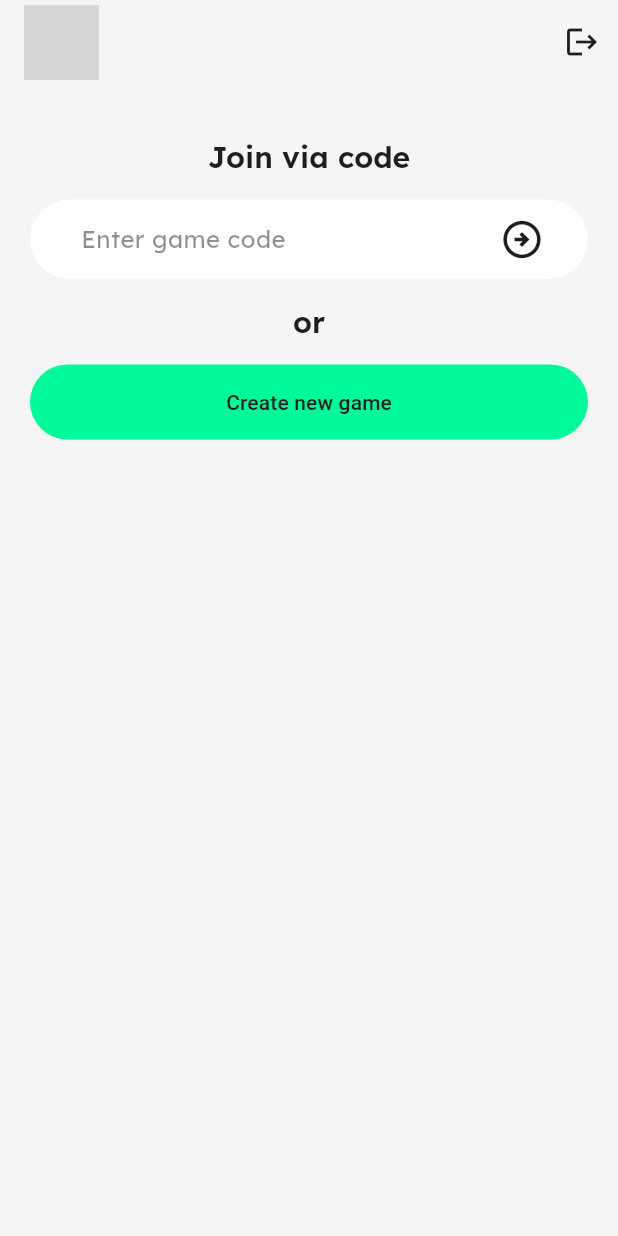
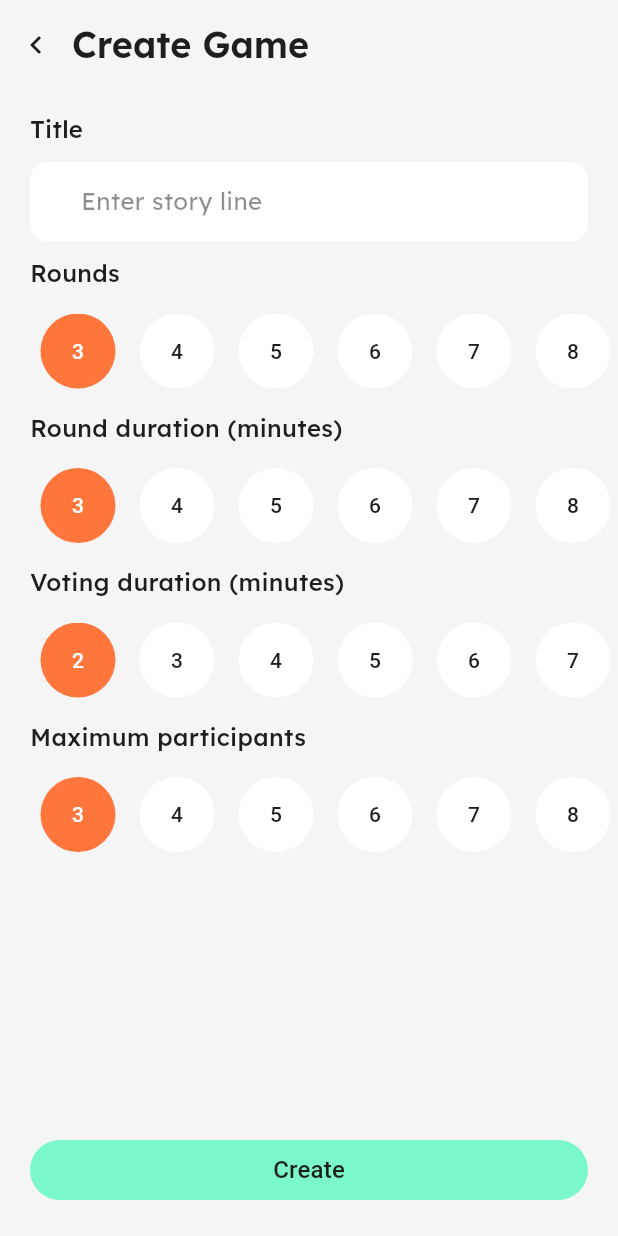
Before and after one commit to trillionclues/chronicle-client, a Flutter app: the HomePage screen opened by its route, after a tap on "Create new game", on a phone screen of 412 x 824 dp. Run offline on Flutter 3.47's test engine with Material 3 defaults, Android fonts, the phone set to English and light mode, and no system bars; our stand-ins replace dio, equatable, firebase_auth, firebase_core, flutter_bloc, flutter_dotenv and 6 more; missing offline and left inert: dart:ffi; accounts and stored records are empty; network calls fail; grey boxes are pictures that could not be loaded.

Commit message:
complete create game and init gameCode

```diff
--- a/lib/core/failure/failure.dart
+++ b/lib/core/failure/failure.dart
@@ -8,3 +8,7 @@ abstract class Failure {
 class AuthFailure extends Failure {
   AuthFailure({required super.message});
 }
+
+class CreateGameFailure extends Failure {
+  CreateGameFailure({required super.message});
+}
--- a/lib/core/router/app_router.dart
+++ b/lib/core/router/app_router.dart
@@ -1,4 +1,5 @@
 import 'package:chronicle/features/auth/presentation/pages/auth_page.dart';
+import 'package:chronicle/features/create_game/presentation/page/create_game_page.dart';
 import 'package:chronicle/features/home/presentation/page/home_page.dart';
 import 'package:chronicle/splash_page.dart';
 import 'package:go_router/go_router.dart';
@@ -20,6 +21,12 @@ class AppRouter {
       builder: (context, state) {
         return HomePage();
       },
+    ),
+    GoRoute(
+      path: CreateGamePage.route,
+      builder: (context, state) {
+        return CreateGamePage();
+      },
     )
   ]);
 }
--- a/lib/core/ui/widgets/default_button.dart
+++ b/lib/core/ui/widgets/default_button.dart
@@ -1,9 +1,12 @@
+import 'dart:ffi';
+
 import 'package:flutter/material.dart';
 
 class DefaultButton extends StatelessWidget {
   final String? text;
   final Color? backgroundColor;
   final Color? textColor;
+  final bool loading;
   final VoidCallback? onPressed;
   final EdgeInsets? padding;
 
@@ -11,6 +14,7 @@ class DefaultButton extends StatelessWidget {
       {super.key,
       this.backgroundColor,
       this.text,
+      this.loading = false,
       this.onPressed,
       this.textColor,
       this.padding});
@@ -37,8 +41,21 @@ class DefaultButton extends StatelessWidget {
                 }
               }),
               padding: WidgetStatePropertyAll(padding)),
-        child: Text(text ?? ""),
+          child: loading
+              ? const SizedBox(
+                  height: 20,
+                  width: 20,
+                  child: CircularProgressIndicator(
+                    color: Colors.white,
+                    strokeWidth: 2,
                   ),
+                )
+              : Text(
+                  text ?? "",
+                  style: Theme.of(context).textTheme.titleMedium?.copyWith(
+                        color: textColor,
+                      ),
+                )),
     );
   }
 }
--- a/lib/features/auth/presentation/pages/auth_page.dart
+++ b/lib/features/auth/presentation/pages/auth_page.dart
@@ -43,6 +43,7 @@ class AuthPage extends StatelessWidget {
                 textColor: AppColors.textColor,
                 padding: EdgeInsets.symmetric(vertical: 15),
                 backgroundColor: AppColors.secondary,
+                loading: state.status == UserStatus.loading,
                 onPressed: () {
                   context.read<UserBloc>().add(LoginWithGoogleEvent());
                 },
--- /dev/null
+++ b/lib/features/create_game/data/datasource/create_game_remote_datasource.dart
@@ -0,0 +1,26 @@
+import 'package:dio/dio.dart';
+
+class CreateGameRemoteDatasource {
+  final Dio dio;
+
+  CreateGameRemoteDatasource({required this.dio});
+
+  Future<String> createGame(
+      {required String title,
+      required int rounds,
+      required int roundDuration,
+      required int votingDuration,
+      required int maximumParticipants}) async {
+    final response = await dio.post(
+      '/games/create',
+      data: {
+        "name": title,
+        "maxRounds": rounds,
+        "roundTime": roundDuration * 60,
+        "voteTime": votingDuration * 60,
+        "maxPlayers": maximumParticipants,
+      },
+    );
+    return response.data["gameCode"];
+  }
+}
--- a/lib/features/create_game/domain/repository/create_game_repository.dart
+++ b/lib/features/create_game/domain/repository/create_game_repository.dart
@@ -0,0 +1,12 @@
+import 'package:chronicle/core/failure/failure.dart';
+import 'package:chronicle/core/model/either.dart';
+
+abstract class CreateGameRepository{
+  Future<Either<Failure, String>> createGame({
+    required String title,
+    required int rounds,
+    required int roundDuration,
+    required int votingDuration,
+    required int maximumParticipants,
+});
+}
--- /dev/null
+++ b/lib/features/create_game/presentation/bloc/create_game_bloc.dart
@@ -0,0 +1,32 @@
+import 'package:chronicle/features/create_game/domain/repository/create_game_repository.dart';
+import 'package:chronicle/features/create_game/presentation/bloc/create_game_event.dart';
+import 'package:chronicle/features/create_game/presentation/bloc/create_game_state.dart';
+import 'package:flutter_bloc/flutter_bloc.dart';
+
+class CreateGameBloc extends Bloc<CreateGameEvent, CreateGameState> {
+  CreateGameRepository createGameRepository;
+
+  CreateGameBloc({required this.createGameRepository})
+      : super(CreateGameState.initial()) {
+    on<CreateGameEvent>(onCreateGameEvent);
+  }
+
+  Future onCreateGameEvent(CreateGameEvent event, Emitter emit) async {
+    emit(state.copyWith(status: CreateGameStatus.loading));
+    var result = await createGameRepository.createGame(
+        title: event.title,
+        rounds: event.rounds,
+        roundDuration: event.roundDuration,
+        votingDuration: event.votingDuration,
+        maximumParticipants: event.maximumParticipants);
+
+    if (result.isRight()) {
+      emit(state.copyWith(
+          status: CreateGameStatus.success, createdGameCode: result.right));
+    } else {
+      emit(state.copyWith(
+        status: CreateGameStatus.error,
+      ));
+    }
+  }
+}
--- /dev/null
+++ b/lib/features/create_game/presentation/bloc/create_game_event.dart
@@ -0,0 +1,15 @@
+class CreateGameEvent {
+  final String title;
+  final int rounds;
+  final int roundDuration;
+  final int votingDuration;
+  final int maximumParticipants;
+
+  const CreateGameEvent({
+    required this.title,
+    required this.rounds,
+    required this.roundDuration,
+    required this.votingDuration,
+    required this.maximumParticipants,
+  });
+}
--- /dev/null
+++ b/lib/features/create_game/presentation/bloc/create_game_state.dart
@@ -0,0 +1,37 @@
+import 'package:equatable/equatable.dart';
+
+enum CreateGameStatus { initial, error, loading, success }
+
+class CreateGameState extends Equatable {
+  final CreateGameStatus status;
+  final String? errorMessage;
+  final String? createdGameCode;
+
+  CreateGameState._({
+    required this.status,
+    this.errorMessage,
+    this.createdGameCode,
+  });
+
+  factory CreateGameState.initial() =>
+      CreateGameState._(status: CreateGameStatus.initial);
+
+  CreateGameState copyWith({
+    CreateGameStatus? status,
+    String? errorMessage,
+    String? createdGameCode,
+  }) {
+    return CreateGameState._(
+      status: status ?? this.status,
+      errorMessage: errorMessage ?? this.errorMessage,
+      createdGameCode: createdGameCode ?? this.createdGameCode,
+    );
+  }
+
+  @override
+  List<Object?> get props => [
+        status,
+        errorMessage,
+        createdGameCode,
+      ];
+}
--- /dev/null
+++ b/lib/features/create_game/presentation/page/create_game_page.dart
@@ -0,0 +1,187 @@
+import 'package:chronicle/core/theme/app_colors.dart';
+import 'package:chronicle/core/ui/widgets/default_button.dart';
+import 'package:chronicle/core/ui/widgets/default_text_field.dart';
+import 'package:chronicle/features/create_game/presentation/bloc/create_game_bloc.dart';
+import 'package:chronicle/features/create_game/presentation/bloc/create_game_event.dart';
+import 'package:chronicle/features/create_game/presentation/bloc/create_game_state.dart';
+import 'package:chronicle/features/create_game/presentation/widgets/number_picker.dart';
+import 'package:flutter/material.dart';
+import 'package:flutter_bloc/flutter_bloc.dart';
+import 'package:go_router/go_router.dart';
+
+class CreateGamePage extends StatefulWidget {
+  const CreateGamePage({super.key});
+
+  static const route = "/create_game";
+
+  @override
+  State<CreateGamePage> createState() => _CreateGamePageState();
+}
+
+class _CreateGamePageState extends State<CreateGamePage> {
+  String title = "";
+  int rounds = 3;
+  int roundDuration = 2;
+  int votingDuration = 3;
+  int maximumParticipants = 3;
+
+  @override
+  Widget build(BuildContext context) {
+    return Scaffold(
+      appBar: _buildAppBar(context),
+      body: _buildBody(context),
+    );
+  }
+
+  AppBar _buildAppBar(BuildContext context) {
+    return AppBar(
+      automaticallyImplyLeading: false,
+      title: Row(
+        children: [
+          IconButton(
+              onPressed: () {
+                context.pop();
+              },
+              icon: Icon(Icons.chevron_left)),
+          Text(
+            "Create Game",
+            style: Theme.of(context).textTheme.headlineMedium,
+          ),
+        ],
+      ),
+      titleSpacing: 0,
+      toolbarHeight: 60,
+    );
+  }
+
+  Widget _buildBody(BuildContext context) {
+    return BlocBuilder<CreateGameBloc, CreateGameState>(
+        builder: (context, state) {
+      return GestureDetector(
+        onTap: () {
+          FocusScope.of(context).unfocus();
+        },
+        child: Column(
+          crossAxisAlignment: CrossAxisAlignment.start,
+          children: [
+            Padding(
+              padding: const EdgeInsets.symmetric(horizontal: 20, vertical: 15),
+              child: Column(
+                  crossAxisAlignment: CrossAxisAlignment.start,
+                  children: [
+                    Text(
+                      "Title",
+                      style: Theme.of(context).textTheme.bodyMedium?.copyWith(
+                            fontWeight: FontWeight.w500,
+                          ),
+                    ),
+                    SizedBox(
+                      height: 10,
+                    ),
+                    DefaultTextField(
+                      hintText: "Enter story line",
+                      borderRadius: BorderRadius.circular(12),
+                      minLines: 1,
+                      maxLines: 1,
+                      onChanged: (value) {
+                        setState(() {
+                          title = value;
+                        });
+                      },
+                    ),
+                    SizedBox(
+                      height: 10,
+                    ),
+                    Text(
+                      "Rounds",
+                      style: Theme.of(context).textTheme.bodyMedium?.copyWith(
+                            fontWeight: FontWeight.w500,
+                          ),
+                    ),
+                  ]),
+            ),
+            NumberPicker(
+                from: 3,
+                to: 10,
+                onNumberChanged: (value) {
+                  setState(() {
+                    rounds = value;
+                  });
+                }),
+            Padding(
+              padding: const EdgeInsets.symmetric(horizontal: 20, vertical: 15),
+              child: Text(
+                "Round duration (minutes)",
+                style: Theme.of(context).textTheme.bodyMedium?.copyWith(
+                      fontWeight: FontWeight.w500,
+                    ),
+              ),
+            ),
+            NumberPicker(
+                from: 3,
+                to: 10,
+                onNumberChanged: (value) {
+                  setState(() {
+                    roundDuration = value;
+                  });
+                }),
+            Padding(
+              padding: const EdgeInsets.symmetric(horizontal: 20, vertical: 15),
+              child: Text(
+                "Voting duration (minutes)",
+                style: Theme.of(context).textTheme.bodyMedium?.copyWith(
+                      fontWeight: FontWeight.w500,
+                    ),
+              ),
+            ),
+            NumberPicker(
+                from: 2,
+                to: 10,
+                onNumberChanged: (value) {
+                  setState(() {
+                    votingDuration = value;
+                  });
+                }),
+            Padding(
+              padding: const EdgeInsets.symmetric(horizontal: 20, vertical: 15),
+              child: Text(
+                "Maximum participants",
+                style: Theme.of(context).textTheme.bodyMedium?.copyWith(
+                      fontWeight: FontWeight.w500,
+                    ),
+              ),
+            ),
+            NumberPicker(
+                from: 3,
+                to: 10,
+                onNumberChanged: (value) {
+                  setState(() {
+                    maximumParticipants = value;
+                  });
+                }),
+            Spacer(),
+            Padding(
+              padding: const EdgeInsets.all(20),
+              child: DefaultButton(
+                text: "Create",
+                loading: state.status == CreateGameStatus.loading,
+                onPressed: title.isEmpty
+                    ? null
+                    : () {
+                        context.read<CreateGameBloc>().add(CreateGameEvent(
+                            title: title,
+                            rounds: rounds,
+                            roundDuration: roundDuration,
+                            votingDuration: votingDuration,
+                            maximumParticipants: maximumParticipants));
+                      },
+                backgroundColor: AppColors.secondary,
+                textColor: AppColors.textColor,
+              ),
+            ),
+          ],
+        ),
+      );
+    });
+  }
+}
--- /dev/null
+++ b/lib/features/create_game/presentation/widgets/number_picker.dart
@@ -0,0 +1,63 @@
+import 'package:chronicle/core/theme/app_colors.dart';
+import 'package:flutter/material.dart';
+
+class NumberPicker extends StatefulWidget {
+  final int from;
+  final int to;
+  final Function(int) onNumberChanged;
+
+  const NumberPicker(
+      {super.key,
+      required this.from,
+      required this.to,
+      required this.onNumberChanged});
+
+  @override
+  State<NumberPicker> createState() => _NumberPickerState();
+}
+
+class _NumberPickerState extends State<NumberPicker> {
+  int? selectedNumber;
+
+  @override
+  void initState() {
+    super.initState();
+    selectedNumber = widget.from;
+  }
+
+  @override
+  Widget build(BuildContext context) {
+    return SizedBox(
+      height: 50,
+      child: ListView.separated(
+          shrinkWrap: true,
+          padding: EdgeInsets.symmetric(horizontal: 20),
+          scrollDirection: Axis.horizontal,
+          itemCount: widget.to - widget.from + 1,
+          itemBuilder: (context, index) {
+            return ElevatedButton(
+                onPressed: () {
+                  setState(() {
+                    selectedNumber = widget.from + index;
+                  });
+                },
+                style: ElevatedButton.styleFrom(
+                  shape: CircleBorder(),
+                  padding: EdgeInsets.zero,
+                  backgroundColor: selectedNumber == widget.from + index
+                      ? AppColors.primary
+                      : AppColors.surface,
+                  foregroundColor: selectedNumber == widget.from + index
+                      ? AppColors.surface
+                      : AppColors.textColor,
+                ),
+                child: Text("${widget.from + index}"));
+          },
+          separatorBuilder: (context, index) {
+            return SizedBox(
+              width: 2,
+            );
+          }),
+    );
+  }
+}
--- /dev/null
+++ b/lib/features/game/domain/game_repository.dart
@@ -0,0 +1 @@
+abstract class GameRepository {}
--- a/lib/features/home/presentation/page/home_page.dart
+++ b/lib/features/home/presentation/page/home_page.dart
@@ -5,8 +5,10 @@ import 'package:chronicle/core/ui/widgets/default_text_field.dart';
 import 'package:chronicle/features/auth/presentation/bloc/user_bloc.dart';
 import 'package:chronicle/features/auth/presentation/bloc/user_event.dart';
 import 'package:chronicle/features/auth/presentation/bloc/user_state.dart';
+import 'package:chronicle/features/create_game/presentation/page/create_game_page.dart';
 import 'package:flutter/material.dart';
 import 'package:flutter_bloc/flutter_bloc.dart';
+import 'package:go_router/go_router.dart';
 
 class HomePage extends StatelessWidget {
   const HomePage({super.key});
@@ -84,7 +86,9 @@ class HomePage extends StatelessWidget {
           ),
           DefaultButton(
             text: "Create new game",
-            onPressed: () {},
+            onPressed: () {
+              context.push(CreateGamePage.route);
+            },
             backgroundColor: AppColors.secondary,
             textColor: AppColors.textColor,
             padding: const EdgeInsets.symmetric(vertical: 15, horizontal: 5),
--- a/lib/main.dart
+++ b/lib/main.dart
@@ -5,6 +5,7 @@ import 'package:chronicle/features/auth/presentation/bloc/user_bloc.dart';
 import 'package:chronicle/features/auth/presentation/bloc/user_event.dart';
 import 'package:chronicle/features/auth/presentation/bloc/user_state.dart';
 import 'package:chronicle/features/auth/presentation/pages/auth_page.dart';
+import 'package:chronicle/features/create_game/presentation/bloc/create_game_bloc.dart';
 import 'package:chronicle/features/home/presentation/page/home_page.dart';
 import 'package:chronicle/firebase_options.dart';
 import 'package:firebase_core/firebase_core.dart';
@@ -19,8 +20,11 @@ void main() async {
     options: DefaultFirebaseOptions.currentPlatform,
   );
   setup();
-  runApp(BlocProvider(
-    create: (context) => getIt<UserBloc>()..add(GetUserEvent()),
+  runApp(MultiBlocProvider(
+    providers: [
+      BlocProvider(create:(context) => getIt<UserBloc>()..add(GetUserEvent())),
+      BlocProvider(create: (context) => getIt<CreateGameBloc>()),
+    ],
     child: MaterialApp.router(
       routerConfig: AppRouter.router,
       theme: AppTheme.getThemeData(),
```
Also changed, not shown: lib/core/di/get_it.dart (+11 -0 lines), lib/features/create_game/data/repository/create_game_repository.impl.dart (added, +37 -0 lines). Lines whose indentation alone changed are shown as unchanged.
